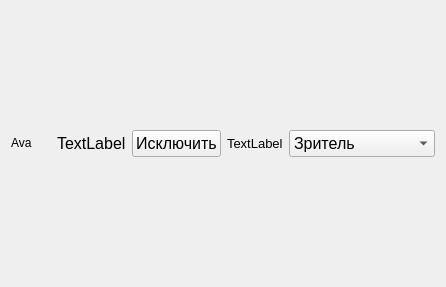
Old version of the form ui/chatmemberwidget.ui in the repository Korostast/chat-database-project.
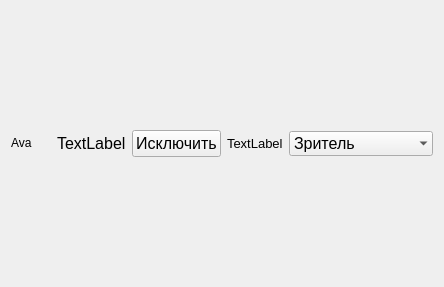
New version of the form. Custom widgets are drawn as their Qt base class.

```diff
--- a/ui/chatmemberwidget.ui
+++ b/ui/chatmemberwidget.ui
@@ -111,7 +111,7 @@
       <bool>false</bool>
      </property>
      <property name="frame">
-      <bool>true</bool>
+      <bool>false</bool>
      </property>
      <item>
       <property name="text">
```
